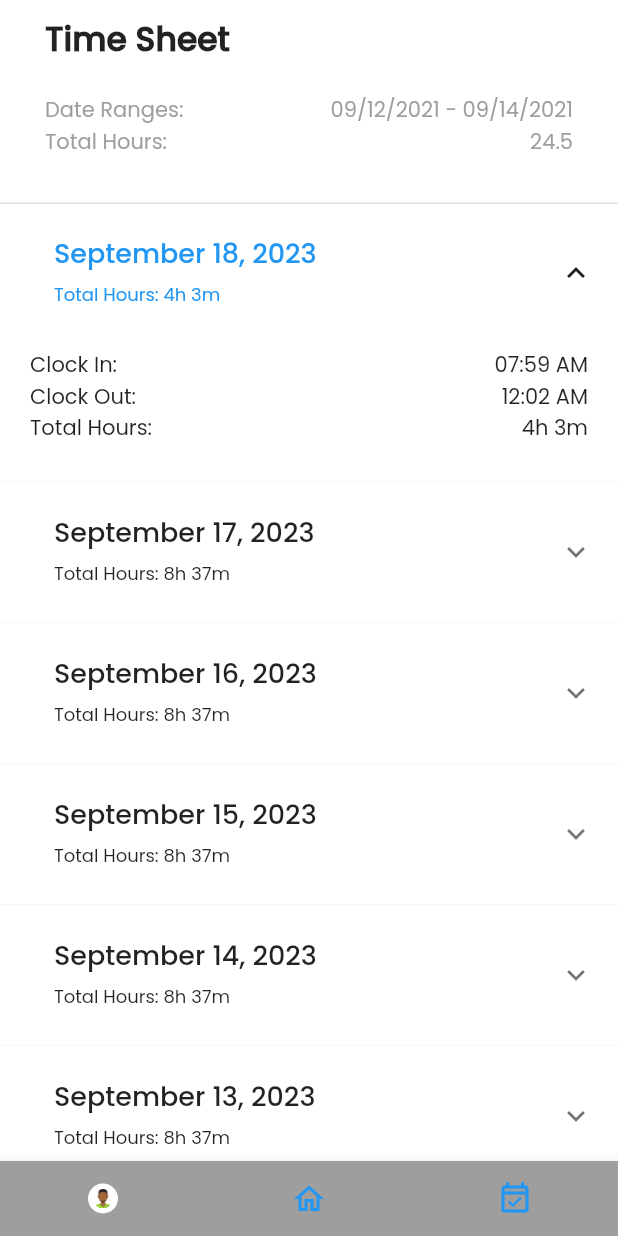
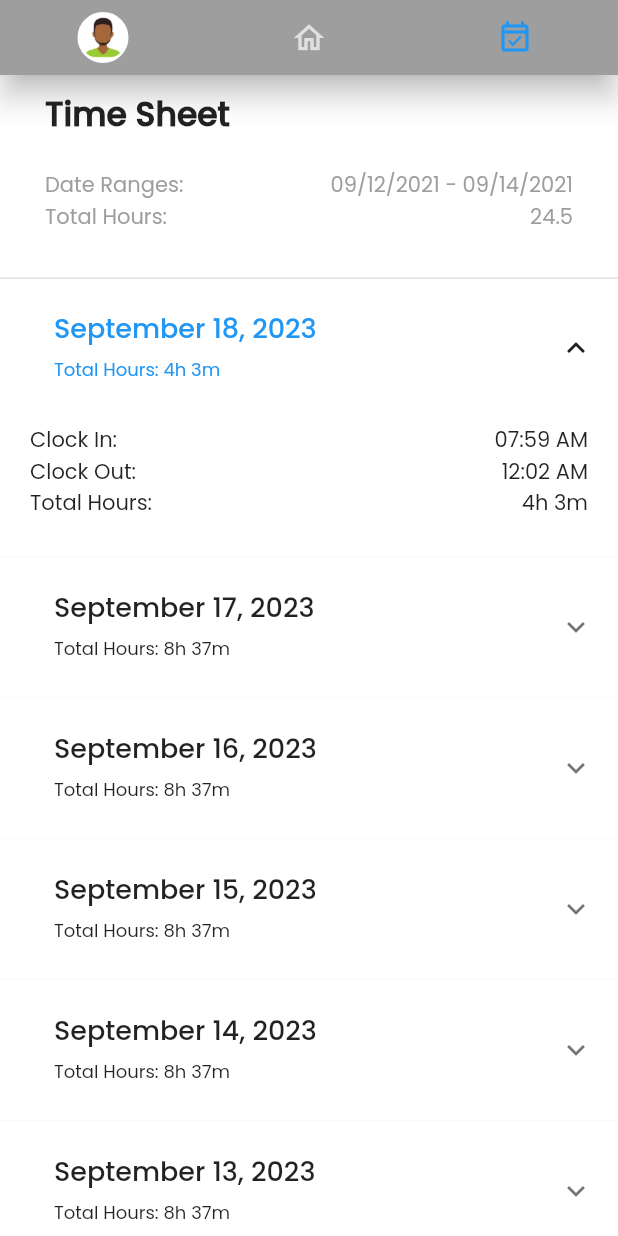
Before and after one commit to BrandonThomas84/gateway-fence-employee, a Flutter app: the screen it shows after launch, after a tap on the "event available" icon, on a phone screen of 412 x 824 dp. Run offline on Flutter 3.47's test engine with Material 2 defaults, Android fonts, the phone set to English and light mode, and no system bars; our stand-ins replace firebase_core, firebase_database, go_router; accounts and stored records are empty.

Commit message:
Clean up of the stack

```diff
--- a/lib/main.dart
+++ b/lib/main.dart
@@ -2,14 +2,15 @@ import 'package:firebase_database/firebase_database.dart';
 import 'package:flutter/material.dart';
 import 'package:flutter/services.dart';
 
+import 'firebase_options.dart';
 import 'package:firebase_core/firebase_core.dart';
+import 'package:go_router/go_router.dart';
 import 'package:provider/provider.dart';
-import 'firebase_options.dart';
 
 import 'package:gateway_fence_employee/config/colors.dart';
 import 'package:gateway_fence_employee/providers/timer_provider.dart';
 import 'package:gateway_fence_employee/routes/home.dart';
-import 'package:gateway_fence_employee/routes/time_sheet.dart';
+import 'package:gateway_fence_employee/routes/time_card.dart';
 
 // Application variables
 const appVarEnvironment = String.fromEnvironment(
@@ -47,16 +48,23 @@ class GatewayFenceEmployeeApp extends StatelessWidget {
 
   @override
   Widget build(BuildContext context) {
-    return MaterialApp(
+    return MaterialApp.router(
       title: '$companyName App',
       theme: ThemeData(fontFamily: 'Poppins'),
       debugShowCheckedModeBanner: false,
-      initialRoute: '/',
-      routes: <String, WidgetBuilder>{
-        '/': (BuildContext context) => const HomeRoute(),
-        '/time-sheet': (BuildContext context) => TimeSheetRoute(),
-      },
-      themeAnimationDuration: const Duration(milliseconds: 0),
+      routerConfig: GoRouter(
+        routes: [
+          GoRoute(
+            path: '/',
+            builder: (context, state) => const HomeRoute(),
+          ),
+          GoRoute(
+            path: '/time-card',
+            builder: (context, state) => TimeCardRoute(),
+          ),
+        ],
+      ),
+      themeAnimationDuration: const Duration(milliseconds: 200),
     );
   }
 }
--- a/lib/routes/home.dart
+++ b/lib/routes/home.dart
@@ -2,7 +2,6 @@ import 'package:flutter/material.dart';
 import 'package:gateway_fence_employee/main.dart';
 import 'package:gateway_fence_employee/config/colors.dart';
 import 'package:gateway_fence_employee/widgets/appbar/custom_app_bar.dart';
-import 'package:gateway_fence_employee/widgets/sidebar/profile_image.dart';
 import 'package:gateway_fence_employee/widgets/sidebar/sidebar.dart';
 
 class HomeRoute extends StatelessWidget {
@@ -15,16 +14,7 @@ class HomeRoute extends StatelessWidget {
     return Scaffold(
       drawer: const Sidebar(),
       backgroundColor: AppColors.greyLight,
-      appBar: const CustomAppBar(
-        routeOwner: RouteOwner.home,
-        // leading: const ProfileImage(
-        //   imageSize: 30,
-        //   borderThickness: 2,
-        // ),
-      ),
-      // appBar: const CustomAppBar(
-      //   routeOwner: RouteOwner.home,
-      // ),
+      appBar: const CustomAppBar(routeOwner: RouteOwner.home),
       body: SafeArea(
         child: ListView(
           children: [
--- a/lib/routes/time_sheet.dart
+++ b/lib/routes/time_card.dart
@@ -1,17 +1,17 @@
 import 'package:flutter/material.dart';
 import 'package:gateway_fence_employee/util/mocks/shifts.dart';
+import 'package:gateway_fence_employee/widgets/appbar/custom_app_bar.dart';
 import 'package:gateway_fence_employee/widgets/shifts/shifts.dart';
+import 'package:gateway_fence_employee/widgets/sidebar/sidebar.dart';
 import 'package:uuid/uuid.dart';
 
 import 'package:gateway_fence_employee/config/colors.dart';
 import 'package:gateway_fence_employee/models/shift.dart';
-import 'package:gateway_fence_employee/widgets/appbar/custom_app_bar.dart';
-import 'package:gateway_fence_employee/widgets/sidebar/sidebar.dart';
 
 Uuid owner = const Uuid();
 
-class TimeSheetRoute extends StatelessWidget {
-  TimeSheetRoute({super.key});
+class TimeCardRoute extends StatelessWidget {
+  TimeCardRoute({super.key});
 
   final List<Shift> eventList = getMockShifts(owner, workingDays: 25);
 
@@ -20,9 +20,7 @@ class TimeSheetRoute extends StatelessWidget {
     return Scaffold(
       drawer: const Sidebar(),
       backgroundColor: AppColors.greyLight,
-      bottomNavigationBar: const CustomAppBar(
-        routeOwner: RouteOwner.timeCard,
-      ),
+      appBar: const CustomAppBar(routeOwner: RouteOwner.timeCard),
       body: SafeArea(
         child: ListView(
           children: [
--- a/lib/widgets/appbar/custom_app_bar.dart
+++ b/lib/widgets/appbar/custom_app_bar.dart
@@ -1,7 +1,8 @@
 import 'package:flutter/material.dart';
+import 'package:go_router/go_router.dart';
 import 'package:gateway_fence_employee/config/colors.dart';
-import 'package:gateway_fence_employee/routes/home.dart';
-import 'package:gateway_fence_employee/routes/time_sheet.dart';
+// import 'package:gateway_fence_employee/routes/home.dart';
+// import 'package:gateway_fence_employee/routes/time_sheet.dart';
 import 'package:gateway_fence_employee/util/log.dart';
 import 'package:gateway_fence_employee/widgets/sidebar/profile_image.dart';
 
@@ -18,7 +19,7 @@ class CustomAppBar extends StatelessWidget implements PreferredSizeWidget {
 
   const CustomAppBar({
     super.key,
-    this.routeOwner = RouteOwner.home,
+    required this.routeOwner,
   });
 
   @override
@@ -26,65 +27,51 @@ class CustomAppBar extends StatelessWidget implements PreferredSizeWidget {
 
   @override
   Widget build(BuildContext context) {
-    final List<Map<String, dynamic>> customBottomAppBarButtons = [
-      {
-        "key": RouteOwner.menu,
-        "tooltipMessage": "View menu",
-        "icon": const ProfileImage(imageSize: 20, borderThickness: 1.5),
-        "onTap": () {
+    final List<CustomAppBarItem> buttons = [
+      CustomAppBarItem(
+        tooltipMessage: "Open menu",
+        width: 20.0,
+        icon: const ProfileImage(imageSize: 40, borderThickness: 1.5),
+        onTap: () {
           Scaffold.of(context).openDrawer();
           Logger.error("Menu button pressed");
-        }
-      },
-      {
-        "key": RouteOwner.home,
-        "tooltipMessage": 'Home',
-        "icon": const Icon(Icons.home_outlined),
-        "onTap": () {
-          if (routeOwner == RouteOwner.home) return;
-          Navigator.push(
-            context,
-            MaterialPageRoute(builder: (context) => const HomeRoute()),
-          );
         },
-      },
-      {
-        "key": RouteOwner.timeCard,
-        "tooltipMessage": 'Time card',
-        "icon": const Icon(Icons.event_available_outlined),
-        "onTap": () {
-          if (routeOwner == RouteOwner.timeCard) return;
-          Navigator.push(
-            context,
-            MaterialPageRoute(builder: (context) => TimeSheetRoute()),
-          );
+      ),
+      CustomAppBarItem(
+        tooltipMessage: 'Home',
+        width: 50.0,
+        icon: Icon(
+          Icons.home_outlined,
+          color: routeOwner == RouteOwner.home
+              ? AppColors.blue
+              : AppColors.greyLight,
+        ),
+        onTap: () {
+          GoRouter.of(context).go('/');
         },
-      },
+      ),
+      CustomAppBarItem(
+        tooltipMessage: 'Time card',
+        width: 50.0,
+        icon: Icon(
+          Icons.event_available_outlined,
+          color: routeOwner == RouteOwner.timeCard
+              ? AppColors.blue
+              : AppColors.greyLight,
+        ),
+        onTap: () {
+          GoRouter.of(context).go('/time-card');
+        },
+        isLast: true,
+      ),
     ];
-
-    // calculate the button width
-    final buttonWidth = MediaQuery.of(context).size.width *
-        (1 / (customBottomAppBarButtons.length));
-
     return BottomAppBar(
       child: Container(
         color: AppColors.grey,
         height: 50,
         child: Row(
           mainAxisAlignment: MainAxisAlignment.spaceAround,
-          children: [
-            for (var btn in customBottomAppBarButtons)
-              CustomAppBarItem(
-                tooltipMessage: btn['text'] ?? "",
-                icon: btn['icon'],
-                width: buttonWidth,
-                onTap: btn['onTap'],
-                color: routeOwner == btn['key']
-                    ? AppColors.blue
-                    : AppColors.greyLight,
-                isLast: btn == customBottomAppBarButtons.last,
-              ),
-          ],
+          children: buttons,
         ),
       ),
     );
--- a/lib/widgets/appbar/custom_app_bar_item.dart
+++ b/lib/widgets/appbar/custom_app_bar_item.dart
@@ -1,5 +1,4 @@
 import 'package:flutter/material.dart';
-import 'package:gateway_fence_employee/config/colors.dart';
 import 'package:gateway_fence_employee/util/log.dart';
 
 class CustomAppBarItem extends StatelessWidget {
@@ -8,7 +7,6 @@ class CustomAppBarItem extends StatelessWidget {
   final double width;
   final VoidCallback? onTap;
   final bool isLast;
-  final Color color;
 
   const CustomAppBarItem({
     super.key,
@@ -17,7 +15,6 @@ class CustomAppBarItem extends StatelessWidget {
     required this.width,
     this.onTap,
     this.isLast = false,
-    this.color = AppColors.grey,
   });
 
   @override
--- a/lib/widgets/shifts/shift_day.dart
+++ b/lib/widgets/shifts/shift_day.dart
@@ -1,7 +1,6 @@
 import 'package:flutter/material.dart';
 import 'package:gateway_fence_employee/config/colors.dart';
 import 'package:gateway_fence_employee/models/shift.dart';
-import 'package:gateway_fence_employee/util/log.dart';
 import 'package:gateway_fence_employee/util/time.dart';
 
 import 'shift_day_subtitle.dart';
--- a/pubspec.yaml
+++ b/pubspec.yaml
@@ -41,6 +41,7 @@ dependencies:
   uuid: ^4.0.0
   intl: ^0.18.1
   firebase_database: ^10.2.5
+  go_router: ^10.1.3
 
 dev_dependencies:
   flutter_test:
```
Also changed, not shown: pubspec.lock.
